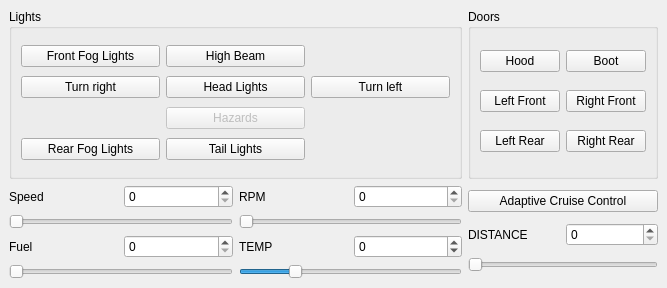
Old version of the form formcar.ui in the repository bigunclemax/FocusIPCCtrl.
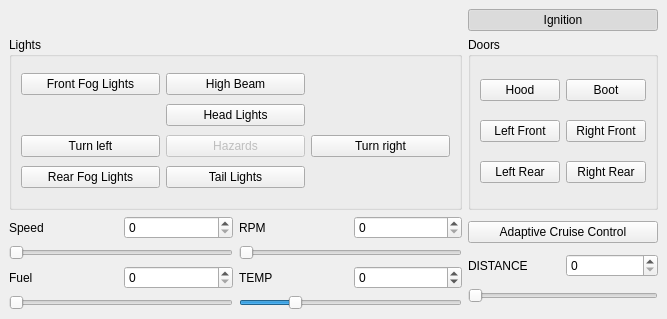
New version of the form.

Commit message: [add] ignition button [fix] increase max speed to 315

Patch:
```diff
--- a/formcar.ui
+++ b/formcar.ui
@@ -7,7 +7,7 @@
     <x>0</x>
     <y>0</y>
     <width>667</width>
-    <height>288</height>
+    <height>319</height>
    </rect>
   </property>
   <property name="windowTitle">
@@ -26,267 +26,7 @@
    <property name="bottomMargin">
     <number>9</number>
    </property>
-   <item row="0" column="0">
-    <widget class="QGroupBox" name="lightsBox">
-     <property name="sizePolicy">
-      <sizepolicy hsizetype="Preferred" vsizetype="Preferred">
-       <horstretch>100</horstretch>
-       <verstretch>100</verstretch>
-      </sizepolicy>
-     </property>
-     <property name="title">
-      <string>Lights</string>
-     </property>
-     <property name="checkable">
-      <bool>false</bool>
-     </property>
-     <layout class="QGridLayout" name="gridLayout_4">
-      <property name="leftMargin">
-       <number>9</number>
-      </property>
-      <property name="topMargin">
-       <number>9</number>
-      </property>
-      <property name="rightMargin">
-       <number>9</number>
-      </property>
-      <property name="bottomMargin">
-       <number>9</number>
-      </property>
-      <property name="horizontalSpacing">
-       <number>6</number>
-      </property>
-      <property name="verticalSpacing">
-       <number>2</number>
-      </property>
-      <item row="4" column="1">
-       <widget class="QPushButton" name="pushButton_HeadLights">
-        <property name="text">
-         <string>Head Lights</string>
-        </property>
-        <property name="checkable">
-         <bool>true</bool>
-        </property>
-       </widget>
-      </item>
-      <item row="1" column="0">
-       <widget class="QPushButton" name="pushButton_FrontFogLights">
-        <property name="text">
-         <string>Front Fog Lights</string>
-        </property>
-        <property name="checkable">
-         <bool>true</bool>
-        </property>
-       </widget>
-      </item>
-      <item row="7" column="0">
-       <widget class="QPushButton" name="pushButton_RearFogLights">
-        <property name="text">
-         <string>Rear Fog Lights</string>
-        </property>
-        <property name="checkable">
-         <bool>true</bool>
-        </property>
-       </widget>
-      </item>
-      <item row="5" column="1">
-       <widget class="QPushButton" name="pushButton_Hazard">
-        <property name="enabled">
-         <bool>false</bool>
-        </property>
-        <property name="text">
-         <string>Hazards</string>
-        </property>
-        <property name="checkable">
-         <bool>true</bool>
-        </property>
-       </widget>
-      </item>
-      <item row="7" column="1">
-       <widget class="QPushButton" name="pushButton_TailLights">
-        <property name="text">
-         <string>Tail Lights</string>
-        </property>
-        <property name="checkable">
-         <bool>true</bool>
-        </property>
-       </widget>
-      </item>
-      <item row="4" column="2">
-       <widget class="QPushButton" name="pushButton_LeftTurn">
-        <property name="text">
-         <string>Turn left</string>
-        </property>
-        <property name="checkable">
-         <bool>true</bool>
-        </property>
-       </widget>
-      </item>
-      <item row="4" column="0">
-       <widget class="QPushButton" name="pushButton_RightTurn">
-        <property name="sizePolicy">
-         <sizepolicy hsizetype="Preferred" vsizetype="Preferred">
-          <horstretch>0</horstretch>
-          <verstretch>0</verstretch>
-         </sizepolicy>
-        </property>
-        <property name="text">
-         <string>Turn right</string>
-        </property>
-        <property name="checkable">
-         <bool>true</bool>
-        </property>
-       </widget>
-      </item>
-      <item row="1" column="1">
-       <widget class="QPushButton" name="pushButton_HighBeam">
-        <property name="text">
-         <string>High Beam</string>
-        </property>
-        <property name="checkable">
-         <bool>true</bool>
-        </property>
-       </widget>
-      </item>
-     </layout>
-    </widget>
-   </item>
-   <item row="2" column="0">
-    <layout class="QHBoxLayout" name="horizontalLayout_7">
-     <item>
-      <layout class="QVBoxLayout" name="verticalLayout_3">
-       <item>
-        <layout class="QHBoxLayout" name="horizontalLayout_3">
-         <item>
-          <widget class="QLabel" name="label_3">
-           <property name="text">
-            <string>Fuel</string>
-           </property>
-          </widget>
-         </item>
-         <item>
-          <widget class="QSpinBox" name="spinBox_Fuel"/>
-         </item>
-        </layout>
-       </item>
-       <item>
-        <widget class="QSlider" name="horizontalSlider_Fuel">
-         <property name="orientation">
-          <enum>Qt::Horizontal</enum>
-         </property>
-        </widget>
-       </item>
-      </layout>
-     </item>
-     <item>
-      <layout class="QVBoxLayout" name="verticalLayout_4">
-       <item>
-        <layout class="QHBoxLayout" name="horizontalLayout_2">
-         <item>
-          <widget class="QLabel" name="label_2">
-           <property name="text">
-            <string>TEMP</string>
-           </property>
-          </widget>
-         </item>
-         <item>
-          <widget class="QSpinBox" name="spinBox_Temp">
-           <property name="minimum">
-            <number>-60</number>
-           </property>
-           <property name="maximum">
-            <number>195</number>
-           </property>
-          </widget>
-         </item>
-        </layout>
-       </item>
-       <item>
-        <widget class="QSlider" name="horizontalSlider_EngTemp">
-         <property name="minimum">
-          <number>-60</number>
-         </property>
-         <property name="maximum">
-          <number>195</number>
-         </property>
-         <property name="orientation">
-          <enum>Qt::Horizontal</enum>
-         </property>
-        </widget>
-       </item>
-      </layout>
-     </item>
-    </layout>
-   </item>
-   <item row="1" column="0">
-    <layout class="QHBoxLayout" name="horizontalLayout_6">
-     <item>
-      <layout class="QVBoxLayout" name="verticalLayout">
-       <item>
-        <layout class="QHBoxLayout" name="horizontalLayout_4">
-         <item>
-          <widget class="QLabel" name="label_4">
-           <property name="text">
-            <string>Speed</string>
-           </property>
-          </widget>
-         </item>
-         <item>
-          <widget class="QSpinBox" name="spinBox_Speed">
-           <property name="maximum">
-            <number>240</number>
-           </property>
-          </widget>
-         </item>
-        </layout>
-       </item>
-       <item>
-        <widget class="QSlider" name="horizontalSlider_Speed">
-         <property name="maximum">
-          <number>240</number>
-         </property>
-         <property name="orientation">
-          <enum>Qt::Horizontal</enum>
-         </property>
-        </widget>
-       </item>
-      </layout>
-     </item>
-     <item>
-      <layout class="QVBoxLayout" name="verticalLayout_2">
-       <item>
-        <layout class="QHBoxLayout" name="horizontalLayout">
-         <item>
-          <widget class="QLabel" name="label">
-           <property name="text">
-            <string>RPM</string>
-           </property>
-          </widget>
-         </item>
-         <item>
-          <widget class="QSpinBox" name="spinBox_RPM">
-           <property name="maximum">
-            <number>8000</number>
-           </property>
-          </widget>
-         </item>
-        </layout>
-       </item>
-       <item>
-        <widget class="QSlider" name="horizontalSlider_RPM">
-         <property name="maximum">
-          <number>8000</number>
-         </property>
-         <property name="orientation">
-          <enum>Qt::Horizontal</enum>
-         </property>
-        </widget>
-       </item>
-      </layout>
-     </item>
-    </layout>
-   </item>
-   <item row="0" column="1">
+   <item row="1" column="1">
     <widget class="QGroupBox" name="groupBox">
      <property name="enabled">
       <bool>true</bool>
@@ -358,7 +98,7 @@
      </layout>
     </widget>
    </item>
-   <item row="1" column="1" rowspan="2">
+   <item row="2" column="1" rowspan="2">
     <layout class="QVBoxLayout" name="verticalLayout_5">
      <item>
       <widget class="QPushButton" name="pushButton">
@@ -432,6 +172,293 @@
      </item>
     </layout>
    </item>
+   <item row="2" column="0">
+    <layout class="QHBoxLayout" name="horizontalLayout_6">
+     <item>
+      <layout class="QVBoxLayout" name="verticalLayout">
+       <item>
+        <layout class="QHBoxLayout" name="horizontalLayout_4">
+         <item>
+          <widget class="QLabel" name="label_4">
+           <property name="text">
+            <string>Speed</string>
+           </property>
+          </widget>
+         </item>
+         <item>
+          <widget class="QSpinBox" name="spinBox_Speed">
+           <property name="maximum">
+            <number>315</number>
+           </property>
+          </widget>
+         </item>
+        </layout>
+       </item>
+       <item>
+        <widget class="QSlider" name="horizontalSlider_Speed">
+         <property name="maximum">
+          <number>315</number>
+         </property>
+         <property name="orientation">
+          <enum>Qt::Horizontal</enum>
+         </property>
+        </widget>
+       </item>
+      </layout>
+     </item>
+     <item>
+      <layout class="QVBoxLayout" name="verticalLayout_2">
+       <item>
+        <layout class="QHBoxLayout" name="horizontalLayout">
+         <item>
+          <widget class="QLabel" name="label">
+           <property name="text">
+            <string>RPM</string>
+           </property>
+          </widget>
+         </item>
+         <item>
+          <widget class="QSpinBox" name="spinBox_RPM">
+           <property name="maximum">
+            <number>8000</number>
+           </property>
+          </widget>
+         </item>
+        </layout>
+       </item>
+       <item>
+        <widget class="QSlider" name="horizontalSlider_RPM">
+         <property name="maximum">
+          <number>8000</number>
+         </property>
+         <property name="orientation">
+          <enum>Qt::Horizontal</enum>
+         </property>
+        </widget>
+       </item>
+      </layout>
+     </item>
+    </layout>
+   </item>
+   <item row="3" column="0">
+    <layout class="QHBoxLayout" name="horizontalLayout_7">
+     <item>
+      <layout class="QVBoxLayout" name="verticalLayout_3">
+       <item>
+        <layout class="QHBoxLayout" name="horizontalLayout_3">
+         <item>
+          <widget class="QLabel" name="label_3">
+           <property name="text">
+            <string>Fuel</string>
+           </property>
+          </widget>
+         </item>
+         <item>
+          <widget class="QSpinBox" name="spinBox_Fuel">
+           <property name="maximum">
+            <number>100</number>
+           </property>
+          </widget>
+         </item>
+        </layout>
+       </item>
+       <item>
+        <widget class="QSlider" name="horizontalSlider_Fuel">
+         <property name="maximum">
+          <number>100</number>
+         </property>
+         <property name="singleStep">
+          <number>1</number>
+         </property>
+         <property name="orientation">
+          <enum>Qt::Horizontal</enum>
+         </property>
+        </widget>
+       </item>
+      </layout>
+     </item>
+     <item>
+      <layout class="QVBoxLayout" name="verticalLayout_4">
+       <item>
+        <layout class="QHBoxLayout" name="horizontalLayout_2">
+         <item>
+          <widget class="QLabel" name="label_2">
+           <property name="text">
+            <string>TEMP</string>
+           </property>
+          </widget>
+         </item>
+         <item>
+          <widget class="QSpinBox" name="spinBox_Temp">
+           <property name="minimum">
+            <number>-60</number>
+           </property>
+           <property name="maximum">
+            <number>195</number>
+           </property>
+          </widget>
+         </item>
+        </layout>
+       </item>
+       <item>
+        <widget class="QSlider" name="horizontalSlider_EngTemp">
+         <property name="minimum">
+          <number>-60</number>
+         </property>
+         <property name="maximum">
+          <number>195</number>
+         </property>
+         <property name="orientation">
+          <enum>Qt::Horizontal</enum>
+         </property>
+        </widget>
+       </item>
+      </layout>
+     </item>
+    </layout>
+   </item>
+   <item row="0" column="1">
+    <layout class="QHBoxLayout" name="horizontalLayout_10">
+     <item>
+      <widget class="QPushButton" name="pushButton_Ignition">
+       <property name="text">
+        <string>Ignition</string>
+       </property>
+       <property name="checkable">
+        <bool>true</bool>
+       </property>
+       <property name="checked">
+        <bool>true</bool>
+       </property>
+      </widget>
+     </item>
+    </layout>
+   </item>
+   <item row="1" column="0">
+    <widget class="QGroupBox" name="lightsBox">
+     <property name="sizePolicy">
+      <sizepolicy hsizetype="Preferred" vsizetype="Preferred">
+       <horstretch>100</horstretch>
+       <verstretch>100</verstretch>
+      </sizepolicy>
+     </property>
+     <property name="title">
+      <string>Lights</string>
+     </property>
+     <property name="checkable">
+      <bool>false</bool>
+     </property>
+     <layout class="QGridLayout" name="gridLayout_4">
+      <property name="leftMargin">
+       <number>9</number>
+      </property>
+      <property name="topMargin">
+       <number>9</number>
+      </property>
+      <property name="rightMargin">
+       <number>9</number>
+      </property>
+      <property name="bottomMargin">
+       <number>9</number>
+      </property>
+      <property name="horizontalSpacing">
+       <number>6</number>
+      </property>
+      <property name="verticalSpacing">
+       <number>2</number>
+      </property>
+      <item row="7" column="0">
+       <widget class="QPushButton" name="pushButton_RearFogLights">
+        <property name="text">
+         <string>Rear Fog Lights</string>
+        </property>
+        <property name="checkable">
+         <bool>true</bool>
+        </property>
+       </widget>
+      </item>
+      <item row="4" column="1">
+       <widget class="QPushButton" name="pushButton_HeadLights">
+        <property name="text">
+         <string>Head Lights</string>
+        </property>
+        <property name="checkable">
+         <bool>true</bool>
+        </property>
+       </widget>
+      </item>
+      <item row="1" column="0">
+       <widget class="QPushButton" name="pushButton_FrontFogLights">
+        <property name="text">
+         <string>Front Fog Lights</string>
+        </property>
+        <property name="checkable">
+         <bool>true</bool>
+        </property>
+       </widget>
+      </item>
+      <item row="7" column="1">
+       <widget class="QPushButton" name="pushButton_TailLights">
+        <property name="text">
+         <string>Tail Lights</string>
+        </property>
+        <property name="checkable">
+         <bool>true</bool>
+        </property>
+       </widget>
+      </item>
+      <item row="5" column="2">
+       <widget class="QPushButton" name="pushButton_RightTurn">
+        <property name="sizePolicy">
+         <sizepolicy hsizetype="Preferred" vsizetype="Preferred">
+          <horstretch>0</horstretch>
+          <verstretch>0</verstretch>
+         </sizepolicy>
+        </property>
+        <property name="text">
+         <string>Turn right</string>
+        </property>
+        <property name="checkable">
+         <bool>true</bool>
+        </property>
+       </widget>
+      </item>
+      <item row="1" column="1">
+       <widget class="QPushButton" name="pushButton_HighBeam">
+        <property name="text">
+         <string>High Beam</string>
+        </property>
+        <property name="checkable">
+         <bool>true</bool>
+        </property>
+       </widget>
+      </item>
+      <item row="5" column="1">
+       <widget class="QPushButton" name="pushButton_Hazard">
+        <property name="enabled">
+         <bool>false</bool>
+        </property>
+        <property name="text">
+         <string>Hazards</string>
+        </property>
+        <property name="checkable">
+         <bool>true</bool>
+        </property>
+       </widget>
+      </item>
+      <item row="5" column="0">
+       <widget class="QPushButton" name="pushButton_LeftTurn">
+        <property name="text">
+         <string>Turn left</string>
+        </property>
+        <property name="checkable">
+         <bool>true</bool>
+        </property>
+       </widget>
+      </item>
+     </layout>
+    </widget>
+   </item>
   </layout>
  </widget>
  <resources/>
```
The commit also changes 3 other files.
